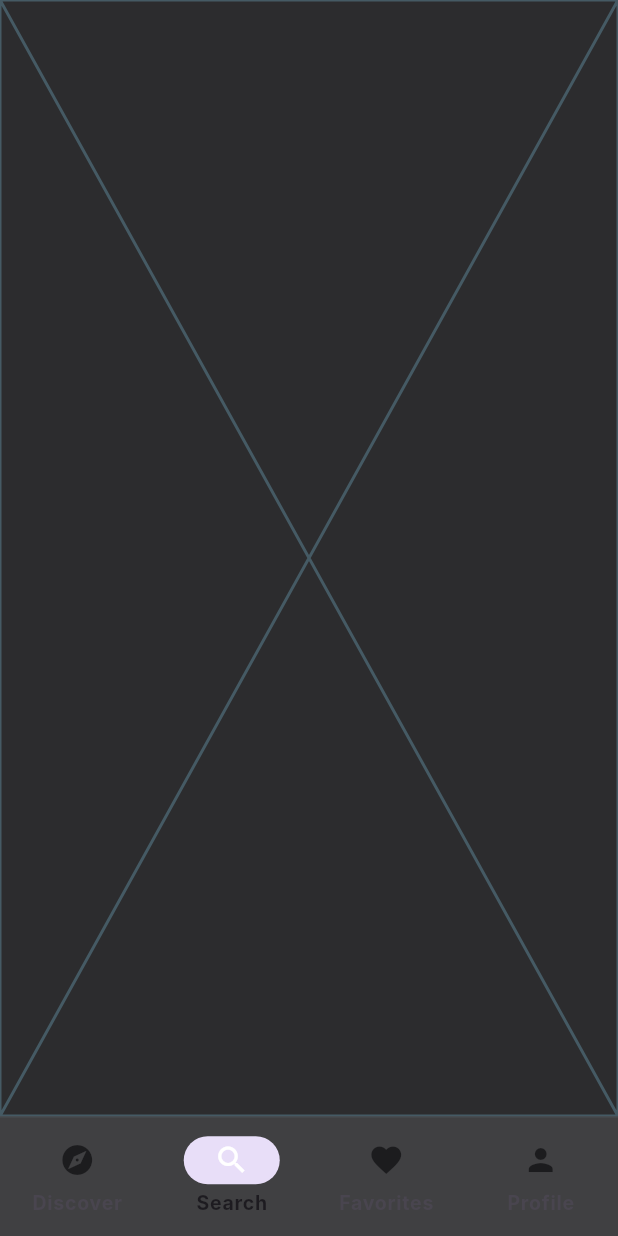
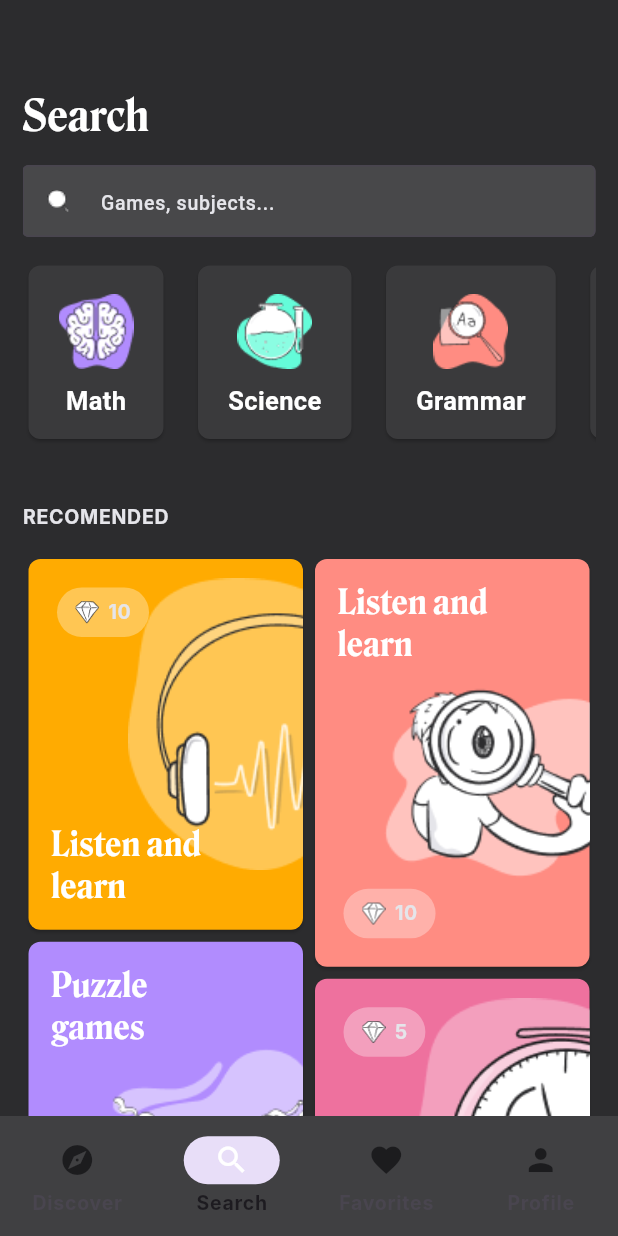
Before and after one commit to RubenPardo/educational_app_maquetacion, a Flutter app: the screen it shows after launch, item 2 of the bottom bar chosen, on a phone screen of 412 x 824 dp. Run offline on Flutter 3.47's test engine with Material 2 defaults, Android fonts, the phone set to English and light mode, and no system bars; Roboto replaces fonts that are missing (Caption, Inter, Regular).

Commit message:
search page

```diff
--- a/lib/data/service/game_service.dart
+++ b/lib/data/service/game_service.dart
@@ -70,22 +70,27 @@ class GameService{
 
         ]
       ),
+    ];
+  }
+
+  List<Game> getRecomendedGames(){
+    return [
       Game(
         Category.music(),
         25,
-        "Music", "Wear your explorer's helmet and be prepared to fly to exciting and exotic locations.",
+        "Listen and learn", "Wear your explorer's helmet and be prepared to fly to exciting and exotic locations.",
         "assets/images/music_card_2.png",
         [
-          SubGame('The European capitals', 'assets/images/arraound_the_world_1.png', 2),
-          SubGame('The highest mountains', 'assets/images/arraound_the_world_2.png', 3),
+          SubGame('The European capitals', 'assets/images/arraound_the_world_1.png', 5),
+          SubGame('The highest mountains', 'assets/images/arraound_the_world_2.png', 5),
 
         ]
       ),
       Game(
-        Category.math(),
+        Category.grammar(),
         0,
-        "Titulo", "Lorem ipsum dolor sit amet, consectetur adipiscing elit. Morbi iaculis pretium tempor. Praesent scelerisque molestie ipsum, consequat placerat nulla congue eget. Vestibulum vitae diam quis odio rhoncus convallis at non ipsum.",
-        "assets/images/grammar_card.png",
+        "Listen and learn", "Lorem ipsum dolor sit amet, consectetur adipiscing elit. Morbi iaculis pretium tempor. Praesent scelerisque molestie ipsum, consequat placerat nulla congue eget. Vestibulum vitae diam quis odio rhoncus convallis at non ipsum.",
+        "assets/images/find_card.png",
         [
           SubGame('Lorem ipsum dolor sit amet, consectetur adipiscing elit. Morbi iaculis pretium tempor.', 'imageUrl', 3),
           SubGame('Lorem ipsum dolor sit amet, consectetur adipiscing elit. Morbi iaculis pretium tempor.', 'imageUrl', 3),
@@ -93,16 +98,11 @@ class GameService{
 
         ]
       ),
-    ];
-  }
-
-  List<Game> getRecomendedGames(){
-    return [
       Game(
-        Category.music(),
+        Category.math(),
         66,
-        "The game of six numbers", "Lorem ipsum dolor sit amet, consectetur adipiscing elit. Morbi iaculis pretium tempor. Praesent scelerisque molestie ipsum, consequat placerat nulla congue eget. Vestibulum vitae diam quis odio rhoncus convallis at non ipsum.",
-        "assets/images/musicIlustration.png",
+        "Puzzle games", "Lorem ipsum dolor sit amet, consectetur adipiscing elit. Morbi iaculis pretium tempor. Praesent scelerisque molestie ipsum, consequat placerat nulla congue eget. Vestibulum vitae diam quis odio rhoncus convallis at non ipsum.",
+        "assets/images/puzzle_card.png",
         [
           SubGame('Lorem ipsum dolor sit amet, consectetur adipiscing elit. Morbi iaculis pretium tempor.', 'imageUrl', 3),
           SubGame('Lorem ipsum dolor sit amet, consectetur adipiscing elit. Morbi iaculis pretium tempor.', 'imageUrl', 3),
@@ -111,10 +111,10 @@ class GameService{
         ]
       ),
       Game(
-        Category.geography(),
+        Category.sicence(),
         25,
         "Around the world", "Wear your explorer’s helmet and be prepared to fly to exciting and exotic locations.",
-        "assets/images/musicIlustration.png",
+        "assets/images/clock_card.png",
         [
           SubGame('The European capitals', 'assets/images/arraound_the_world_1.png', 2),
           SubGame('The highest mountains', 'assets/images/arraound_the_world_2.png', 3),
--- a/lib/presentation/pages/discover_page.dart
+++ b/lib/presentation/pages/discover_page.dart
@@ -1,7 +1,9 @@
 import 'package:educational_app_maquetacion/data/model/category.dart';
 import 'package:educational_app_maquetacion/data/model/game.dart';
 import 'package:educational_app_maquetacion/data/service/game_service.dart';
+import 'package:educational_app_maquetacion/presentation/widgets/categories_widget.dart';
 import 'package:educational_app_maquetacion/presentation/widgets/cateogry_widget.dart';
+import 'package:educational_app_maquetacion/presentation/widgets/game_grid_view_widget.dart';
 import 'package:educational_app_maquetacion/presentation/widgets/game_widget.dart';
 import 'package:educational_app_maquetacion/presentation/widgets/points_widget.dart';
 import 'package:educational_app_maquetacion/presentation/widgets/recent_game_widget.dart';
@@ -96,16 +98,7 @@ class _DiscoverPageState extends State<DiscoverPage> {
             ],
           ),
           const SizedBox(height: 15,),
-          SizedBox(
-            height: size.height*0.15,
-            child: ListView.separated(
-              shrinkWrap: true,
-              separatorBuilder: (context, index) => const SizedBox(width: 15),
-              itemCount: _categories.length,
-              scrollDirection: Axis.horizontal,
-              itemBuilder: (context, index) => CategoryWidget(category: _categories[index]),
-            ),
-          ),
+          CategoriesWidget(categories: _categories)
         ],
       );
   }
@@ -119,17 +112,7 @@ class _DiscoverPageState extends State<DiscoverPage> {
           const SizedBox(height: 25,),
           Text("NEW GAMES", style: Theme.of(context).textTheme.labelMedium,),
           const SizedBox(height: 15,),
-          Flexible(
-            fit: FlexFit.loose,
-            child: MasonryGridView.builder(
-              padding: const EdgeInsets.all(0),
-              gridDelegate: const SliverSimpleGridDelegateWithFixedCrossAxisCount(crossAxisCount: 2),
-              itemCount: _newGames.length,
-              shrinkWrap: true,
-              physics: const NeverScrollableScrollPhysics(),
-              itemBuilder: (context, index) => GameWidget(game: _newGames[index],isExpand: ( index%3 != 0)),
-            ),
-          )
+          GameGridViewWidget(games: _newGames)
         ],
       );
   }
--- a/lib/presentation/pages/home_page.dart
+++ b/lib/presentation/pages/home_page.dart
@@ -31,6 +31,8 @@ class _HomePageState extends State<HomePage> {
 
   Widget _bottomNavigationBar(){
     return NavigationBar(
+      // TODO como hacer transparencia en el navigation bar
+      // TODO como quitar el color de fondo del icono
       backgroundColor: AppColors.bottomColor,
       onDestinationSelected: (int index) {
           setState(() {
--- a/lib/presentation/pages/search_page.dart
+++ b/lib/presentation/pages/search_page.dart
@@ -1,5 +1,13 @@
+import 'package:educational_app_maquetacion/data/model/category.dart';
+import 'package:educational_app_maquetacion/data/model/game.dart';
+import 'package:educational_app_maquetacion/data/service/game_service.dart';
+import 'package:educational_app_maquetacion/presentation/widgets/categories_widget.dart';
+import 'package:educational_app_maquetacion/presentation/widgets/game_grid_view_widget.dart';
+import 'package:educational_app_maquetacion/shared/colors.dart';
+import 'package:flutter/material.dart';
 import 'package:flutter/src/widgets/framework.dart';
 import 'package:flutter/src/widgets/placeholder.dart';
+import 'package:flutter/widgets.dart';
 
 class SearchPage extends StatefulWidget {
   const SearchPage({super.key});
@@ -9,8 +17,73 @@ class SearchPage extends StatefulWidget {
 }
 
 class _SearchPageState extends State<SearchPage> {
+
+
+  final List<Category> _categories = GameService().getCategories();
+  final List<Game> _recomendedGames = GameService().getRecomendedGames();
+
   @override
   Widget build(BuildContext context) {
-    return const Placeholder();
+    Size size = MediaQuery.of(context).size;
+    return GestureDetector(
+      onTap: (){
+        FocusScope.of(context).unfocus();
+      },
+      child: Padding(
+        padding: const EdgeInsets.symmetric(horizontal: 15),
+        child: SingleChildScrollView(
+          child: Column(
+            crossAxisAlignment: CrossAxisAlignment.start,
+              mainAxisSize: MainAxisSize.min,
+              children: [
+                _header(),
+                const SizedBox(height: 15,),
+                _searchBar(),
+                const SizedBox(height: 15,),
+                CategoriesWidget(categories: _categories),
+                const SizedBox(height: 15,),
+                _recomended(size),
+              ],
+            ),
+        ),
+      ),
+    );
   }
+
+  Widget _recomended(Size size){
+    return Column(
+        mainAxisSize: MainAxisSize.min,
+        mainAxisAlignment: MainAxisAlignment.start,
+        crossAxisAlignment: CrossAxisAlignment.start,
+        children: [
+          const SizedBox(height: 25,),
+          Text("RECOMENDED", style: Theme.of(context).textTheme.labelMedium,),
+          const SizedBox(height: 15,),
+          GameGridViewWidget(games: _recomendedGames)
+        ],
+      );
+  }
+
+  Widget _searchBar(){
+    return TextField(
+      style: Theme.of(context).textTheme.bodyMedium,
+      decoration: InputDecoration(
+        contentPadding: const EdgeInsets.all(10),
+        fillColor: AppColors.textFieldBG,
+        filled: true,
+        hintText: 'Games, subjects...',
+        prefixIcon: Image.asset('assets/images/search_icon.png'),
+        hintStyle: Theme.of(context).textTheme.labelSmall,
+        border: const OutlineInputBorder(borderRadius: BorderRadius.all(Radius.circular(4)))
+
+      ),
+    );
+  }
+   Widget _header(){
+    return Padding(
+      padding: const EdgeInsets.only(top: 60),
+      child: Text('Search',style: Theme.of(context).textTheme.headlineLarge),
+    );
+  }
+
 }
--- /dev/null
+++ b/lib/presentation/widgets/categories_widget.dart
@@ -0,0 +1,25 @@
+import 'package:educational_app_maquetacion/data/model/category.dart';
+import 'package:educational_app_maquetacion/presentation/widgets/cateogry_widget.dart';
+import 'package:flutter/material.dart';
+import 'package:flutter/src/widgets/framework.dart';
+import 'package:flutter/src/widgets/placeholder.dart';
+
+class CategoriesWidget extends StatelessWidget {
+  final List<Category> categories;
+  const CategoriesWidget({super.key, required this.categories});
+
+  @override
+  Widget build(BuildContext context) {
+    Size size = MediaQuery.of(context).size;
+    return SizedBox(
+            height: size.height*0.15,
+            child: ListView.separated(
+              shrinkWrap: true,
+              separatorBuilder: (context, index) => const SizedBox(width: 15),
+              itemCount: categories.length,
+              scrollDirection: Axis.horizontal,
+              itemBuilder: (context, index) => CategoryWidget(category: categories[index]),
+            ),
+          );
+  }
+}
--- /dev/null
+++ b/lib/presentation/widgets/game_grid_view_widget.dart
@@ -0,0 +1,24 @@
+import 'package:educational_app_maquetacion/data/model/game.dart';
+import 'package:educational_app_maquetacion/presentation/widgets/game_widget.dart';
+import 'package:flutter/widgets.dart';
+import 'package:flutter_staggered_grid_view/flutter_staggered_grid_view.dart';
+
+class GameGridViewWidget extends StatelessWidget {
+  final List<Game> games;
+  const GameGridViewWidget({super.key, required this.games});
+
+  @override
+  Widget build(BuildContext context) {
+    return Flexible(
+            fit: FlexFit.loose,
+            child: MasonryGridView.builder(
+              padding: const EdgeInsets.all(0),
+              gridDelegate: const SliverSimpleGridDelegateWithFixedCrossAxisCount(crossAxisCount: 2),
+              itemCount: games.length,
+              shrinkWrap: true,
+              physics: const NeverScrollableScrollPhysics(),
+              itemBuilder: (context, index) => GameWidget(game: games[index],isExpand: ( index%3 != 0)),
+            ),
+          );
+  }
+}
--- a/lib/shared/colors.dart
+++ b/lib/shared/colors.dart
@@ -7,6 +7,7 @@ class AppColors{
   static const Color textColorTag = Color(0xFFE5E5EA);
   static const Color iconColor = Color(0xFF1C1C1E);
   static const Color cardColor = Color(0xFF3A3A3C);
+  static const Color textFieldBG = Color(0xFF48484A);
 
 
 
--- a/pubspec.yaml
+++ b/pubspec.yaml
@@ -32,6 +32,9 @@ flutter:
     - assets/images/music_logo.png
     - assets/images/grammar_logo.png
     - assets/images/grammar_card.png
+    - assets/images/clock_card.png
+    - assets/images/puzzle_card.png
+    - assets/images/search_icon.png
 
   fonts:
     - family: Roslindale
```
Also changed, not shown: assets/images/clock_card.png (added), assets/images/search_icon.png (added).
